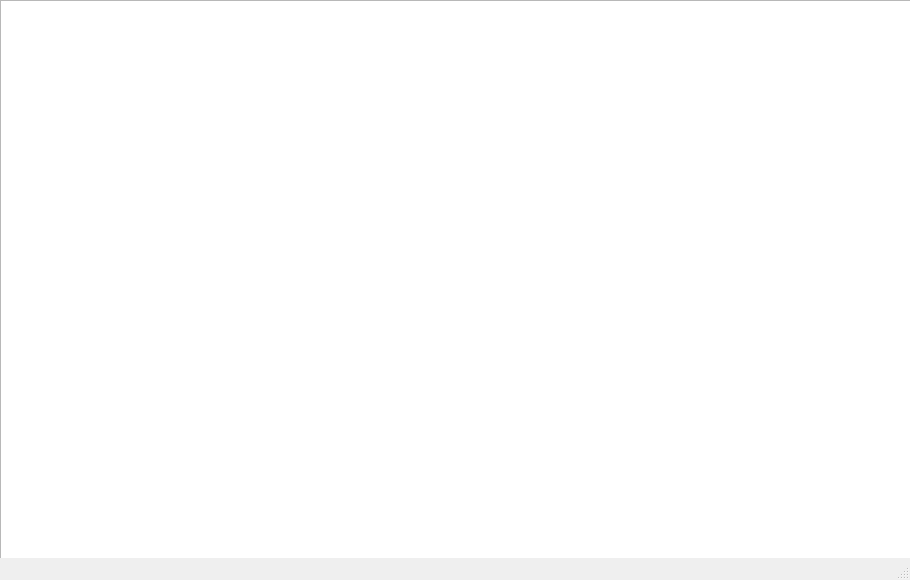
The window that mainwindow.ui (GuQiuhan/Tower-Defense-Game) describes before a commit, drawn with Qt 5.
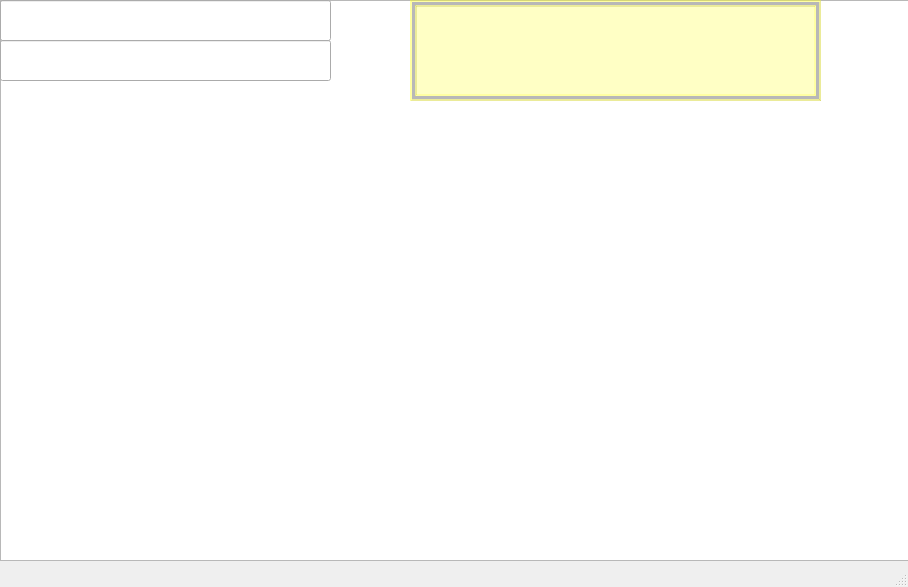
The same window after the commit.

Diff of the .ui file:
```diff
--- a/mainwindow.ui
+++ b/mainwindow.ui
@@ -6,8 +6,8 @@
    <rect>
     <x>0</x>
     <y>0</y>
-    <width>910</width>
-    <height>580</height>
+    <width>908</width>
+    <height>587</height>
    </rect>
   </property>
   <property name="windowTitle">
@@ -24,6 +24,78 @@
      </rect>
     </property>
    </widget>
+   <widget class="QListWidget" name="listWidget">
+    <property name="geometry">
+     <rect>
+      <x>410</x>
+      <y>0</y>
+      <width>411</width>
+      <height>101</height>
+     </rect>
+    </property>
+    <property name="styleSheet">
+     <string notr="true">background-color: rgba(255, 255, 10, 60);
+</string>
+    </property>
+    <property name="frameShape">
+     <enum>QFrame::Box</enum>
+    </property>
+    <property name="frameShadow">
+     <enum>QFrame::Raised</enum>
+    </property>
+    <property name="lineWidth">
+     <number>2</number>
+    </property>
+    <property name="midLineWidth">
+     <number>3</number>
+    </property>
+    <property name="autoScrollMargin">
+     <number>16</number>
+    </property>
+    <property name="tabKeyNavigation">
+     <bool>false</bool>
+    </property>
+    <property name="spacing">
+     <number>0</number>
+    </property>
+    <property name="viewMode">
+     <enum>QListView::ListMode</enum>
+    </property>
+   </widget>
+   <widget class="QLineEdit" name="lineEdit">
+    <property name="geometry">
+     <rect>
+      <x>0</x>
+      <y>0</y>
+      <width>331</width>
+      <height>41</height>
+     </rect>
+    </property>
+    <property name="styleSheet">
+     <string notr="true">color: rgb(128, 0, 2);
+</string>
+    </property>
+    <property name="text">
+     <string/>
+    </property>
+   </widget>
+   <widget class="QLineEdit" name="lineEdit_2">
+    <property name="geometry">
+     <rect>
+      <x>0</x>
+      <y>40</y>
+      <width>331</width>
+      <height>41</height>
+     </rect>
+    </property>
+    <property name="styleSheet">
+     <string notr="true">color: rgb(128, 0, 2);
+</string>
+    </property>
+    <property name="text">
+     <string/>
+    </property>
+   </widget>
   </widget>
   <widget class="QMenuBar" name="menubar">
    <property name="geometry">
```
Left out of the diff: 2 changed lines with no effect on the pictures.
